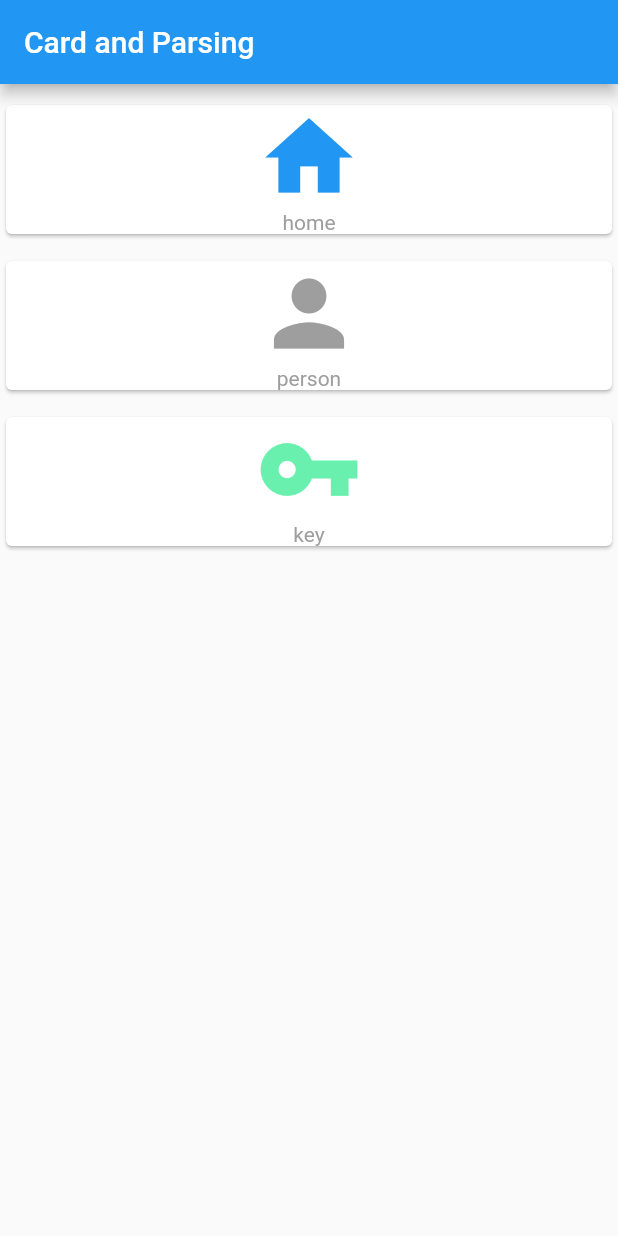
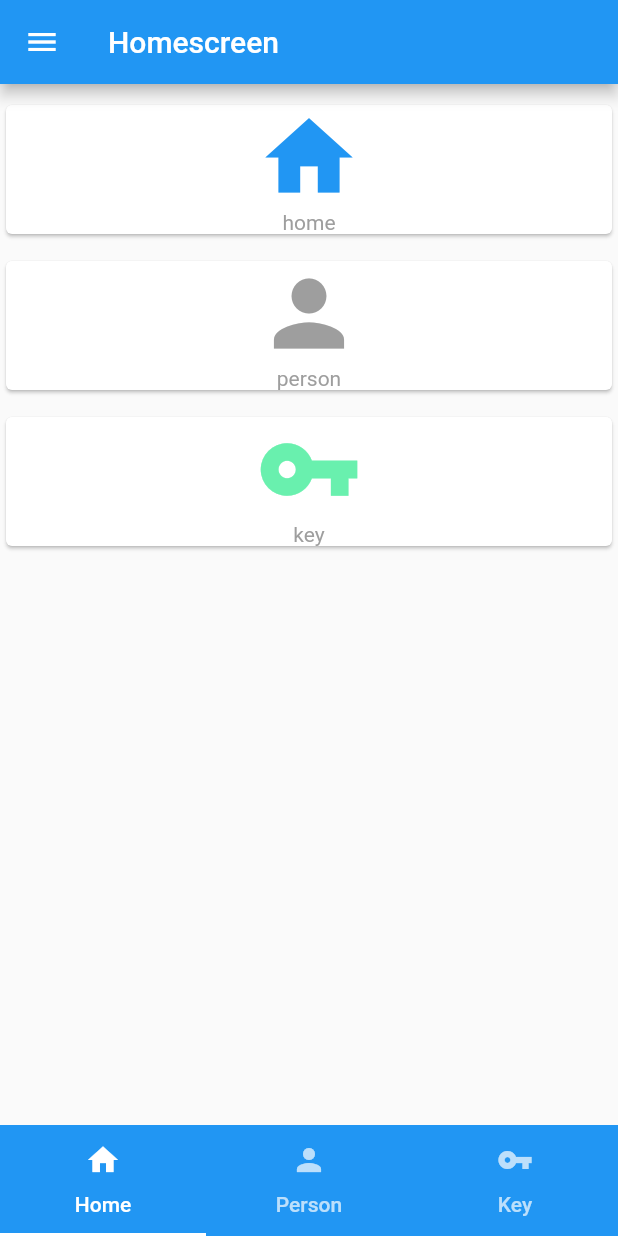
Before and after one commit to fariswd/flutter-sandbox, a Flutter app: the screen it shows after launch, on a phone screen of 412 x 824 dp. Run offline on Flutter 3.47's test engine with Material 2 defaults, Android fonts, the phone set to English and light mode, and no system bars.

```diff
--- a/lib/main.dart
+++ b/lib/main.dart
@@ -16,9 +16,9 @@ class App extends StatelessWidget {
       title: 'sanbox',
       home: IndexScreen(),
       routes: <String, WidgetBuilder>{
-        '/home' : (BuildContext context) => HomeScreen(),
-        '/person' : (BuildContext context) => PersonScreen(),
-        '/key' : (BuildContext context) => KeyScreen(),
+        '/home' : (BuildContext context) => HomeScreen(appbar: true,),
+        '/person' : (BuildContext context) => PersonScreen(appbar: true,),
+        '/key' : (BuildContext context) => KeyScreen(appbar: true,),
       },
     );
   }
--- a/lib/screen/HomeScreen.dart
+++ b/lib/screen/HomeScreen.dart
@@ -1,13 +1,41 @@
 import 'package:flutter/material.dart';
+import '../component/CardList.dart';
 
 class HomeScreen extends StatelessWidget {
+  HomeScreen({this.appbar});
+  final bool appbar;
   @override
   Widget build(BuildContext context) {
     return Scaffold(
-      appBar: AppBar(
-        title: Text('home'),
+      appBar: appbar
+          ? AppBar(
+              title: Text('home'),
+            )
+          : null,
+      body: Container(
+        child: Column(
+          children: <Widget>[
+            CardList(
+              cardTitle: 'home',
+              cardIcon: Icons.home,
+              cardColor: Colors.blue,
+              routeName: '/home',
+            ),
+            CardList(
+              cardTitle: 'person',
+              cardIcon: Icons.person,
+              cardColor: Colors.grey,
+              routeName: '/person',
+            ),
+            CardList(
+              cardTitle: 'key',
+              cardIcon: Icons.vpn_key,
+              cardColor: Colors.greenAccent,
+              routeName: '/key',
+            ),
+          ],
+        ),
       ),
-      body: Text('this is homescreen'),
     );
   }
 }
--- a/lib/screen/IndexScreen.dart
+++ b/lib/screen/IndexScreen.dart
@@ -1,33 +1,106 @@
 import 'package:flutter/material.dart';
-import '../component/CardList.dart';
+import '../screen/ProfileScreen.dart';
 
-class IndexScreen extends StatelessWidget {
+import '../screen/HomeScreen.dart';
+import '../screen/PersonScreen.dart';
+import '../screen/KeyScreen.dart';
+
+class IndexScreen extends StatefulWidget {
+  @override
+  _IndexScreenState createState() => _IndexScreenState();
+}
+
+class _IndexScreenState extends State<IndexScreen>
+    with SingleTickerProviderStateMixin {
+  TabController controller;
+  @override
+  void initState() {
+    controller = TabController(vsync: this, length: 3);
+    super.initState();
+  }
+
+  @override
+  void dispose() {
+    controller.dispose();
+    super.dispose();
+  }
+
+  static String title = 'Sakura chan';
+  static String profileImage =
+      'https://www.wowkeren.com/display/images/photo/2018/06/29/00214556.jpg';
+
   @override
   Widget build(BuildContext context) {
     return Scaffold(
       appBar: AppBar(
-        title: Text('Card and Parsing'),
+        title: Text('Homescreen'),
+      ),
+      drawer: Drawer(
+        child: ListView(
+          children: <Widget>[
+            UserAccountsDrawerHeader(
+              currentAccountPicture: GestureDetector(
+                onTap: () {
+                  Navigator.of(context).pop();
+                  Navigator.push(
+                    context,
+                    MaterialPageRoute(
+                      builder: (BuildContext context) =>
+                          ProfileScreen(title: title, image: profileImage),
+                    ),
+                  );
+                },
+                child: CircleAvatar(
+                  backgroundImage: NetworkImage(profileImage),
+                ),
+              ),
+              accountName: Text(title),
+              accountEmail: Text('sakura@mail.com'),
+            ),
+            ListTile(
+              onTap: () {
+                Navigator.popAndPushNamed(context, '/home');
+              },
+              leading: Icon(Icons.home),
+              title: Text('Home'),
+            ),
+            ListTile(
+              onTap: () {
+                Navigator.of(context).pop();
+                Navigator.pushNamed(context, '/key');
+              },
+              leading: Icon(Icons.vpn_key),
+              title: Text('Key'),
+            ),
+          ],
+        ),
       ),
       body: Container(
-        child: Column(
+        child: TabBarView(
+          controller: controller,
           children: <Widget>[
-            CardList(
-              cardTitle: 'home',
-              cardIcon: Icons.home,
-              cardColor: Colors.blue,
-              routeName: '/home',
+            HomeScreen(appbar: false),
+            PersonScreen(appbar: false),
+            KeyScreen(appbar: false),
+          ],
+        ),
+      ),
+      bottomNavigationBar: Material(
+        color: Colors.blue,
+        child: TabBar(
+          controller: controller,
+          tabs: <Widget>[
+            Tab(
+              icon: Icon(Icons.home),
+              text: 'Home',
             ),
-            CardList(
-              cardTitle: 'person',
-              cardIcon: Icons.person,
-              cardColor: Colors.grey,
-              routeName: '/person',
+            Tab(
+              icon: Icon(Icons.person),
+              text: 'Person',
             ),
-            CardList(
-              cardTitle: 'key',
-              cardIcon: Icons.vpn_key,
-              cardColor: Colors.greenAccent,
-              routeName: '/key',
+            Tab(
+              icon: Icon(Icons.vpn_key),
+              text: 'Key',
             ),
           ],
         ),
--- a/lib/screen/PersonScreen.dart
+++ b/lib/screen/PersonScreen.dart
@@ -8,6 +8,9 @@ int count(num) {
 }
 
 class PersonScreen extends StatefulWidget {
+  PersonScreen({Key key, this.appbar});
+  final bool appbar;
+
   @override
   _PersonScreen createState() => new _PersonScreen();
 }
@@ -52,9 +55,11 @@ class _PersonScreen extends State<PersonScreen> {
   @override
   Widget build(BuildContext context) {
     return Scaffold(
-      appBar: AppBar(
-        title: Text('person'),
-      ),
+      appBar: widget.appbar
+          ? AppBar(
+              title: Text('home'),
+            )
+          : null,
       body: Container(
           child: ListView.builder(
         itemCount: memberIzone == null ? 0 : memberIzone.length,
```
Also changed, not shown: lib/screen/KeyScreen.dart (+9 -4 lines), lib/screen/ProfileScreen.dart (added, +23 -0 lines), ss0.png (added), ss1.png, 1 other file.
